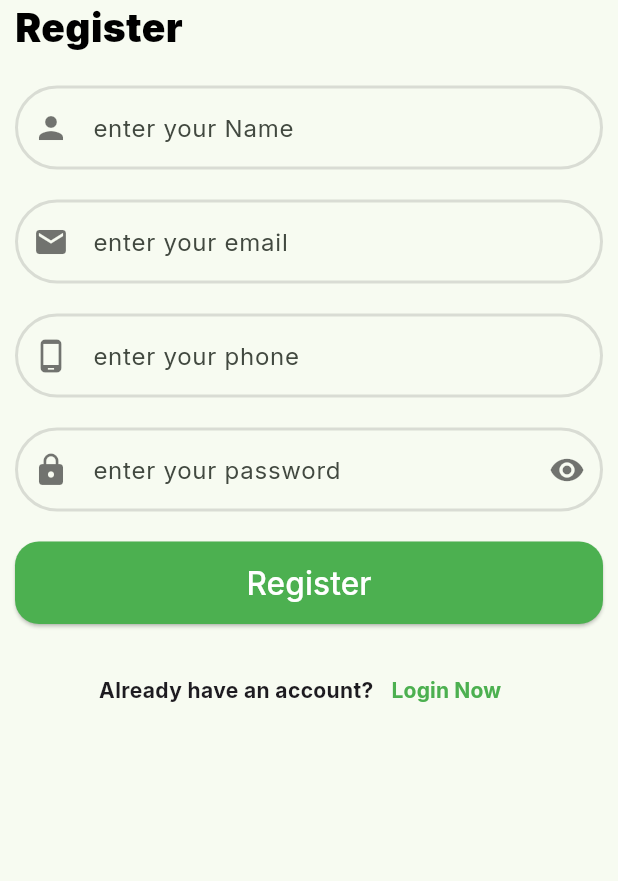
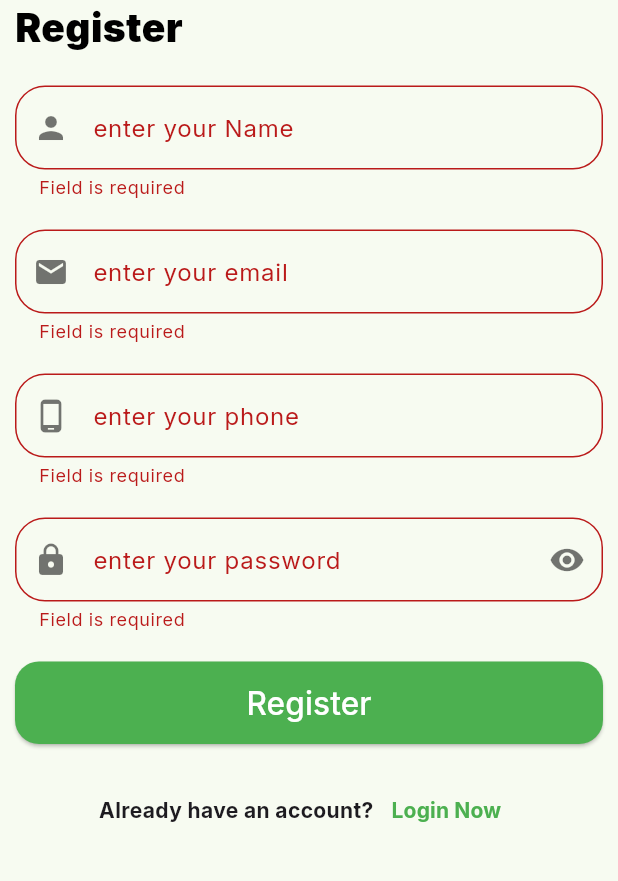
Before and after one commit to asmaaHasbo/chat-app, a Flutter app: the RegisterScreen screen opened directly, after a tap on "Register", on a phone screen of 412 x 824 dp, the part 240-1121 px from its top. Run offline on Flutter 3.47's test engine with Material 3 defaults, Android fonts, the phone set to English and light mode, and no system bars; drawn by our look-alikes of modal_progress_hud_nsn; our stand-ins replace firebase_auth, firebase_core, google_fonts; accounts and stored records are empty.

Commit message:
Authentication in register screen is done ✔️🤘

```diff
--- a/lib/features/auth/presentation/views/register_screen.dart
+++ b/lib/features/auth/presentation/views/register_screen.dart
@@ -1,24 +1,45 @@
+import 'package:chat_app/features/auth/presentation/views/widgets/cerate_email_pass_fun.dart';
 import 'package:chat_app/features/auth/presentation/views/widgets/custom_row.dart';
 import 'package:chat_app/features/auth/presentation/views/widgets/login_title.dart';
 import 'package:flutter/material.dart';
+import 'package:modal_progress_hud_nsn/modal_progress_hud_nsn.dart';
 
 import '../../../../core/shared_widgets/custom_button.dart';
 import '../../../../core/shared_widgets/custom_text_field.dart';
 import '../../../../core/shared_widgets/logo.dart';
 
-class RegisterScreen extends StatelessWidget {
-  const RegisterScreen({super.key});
+class RegisterScreen extends StatefulWidget {
+  RegisterScreen({super.key});
+  static String id = "RegisterScreen";
 
-  static String id = "RegisterScreen";
+  @override
+  State<RegisterScreen> createState() => _RegisterScreenState();
+}
+
+class _RegisterScreenState extends State<RegisterScreen> {
+ GlobalKey<FormState> formKey = GlobalKey();
+
+  String ? email ;
+
+  String ? password ;
+
+  bool isLoading = false ;
+
   @override
   Widget build(BuildContext context) {
-    return SafeArea(
+    return ModalProgressHUD(
+      inAsyncCall: isLoading,
+      child: SafeArea(
         child: Scaffold(
           body: Padding(
             padding: const EdgeInsets.all(10.0),
+            child: Form(
+              key: formKey,
               child: ListView(
                 children: [
-              Logo(height: 150,),
+                  Logo(
+                    height: 150,
+                  ),
                   CustomTitle(
                     title: 'Register',
                   ),
@@ -40,7 +61,9 @@ class RegisterScreen extends StatelessWidget {
 
                   //------------------------ email -----------------
                   CustomTextField(
-                onChange: (String) {},
+                    onChange: (value) {
+                      email = value;
+                    },
                     type: TextInputType.emailAddress,
                     hint: 'enter your email',
                     label: 'enter your email',
@@ -64,7 +87,9 @@ class RegisterScreen extends StatelessWidget {
 
                   //------------------------ password -------------
                   CustomTextField(
-                onChange: (String) {},
+                    onChange: (value) {
+                      password = value;
+                    },
                     type: TextInputType.visiblePassword,
                     hint: 'enter your password',
                     label: 'enter your password',
@@ -76,7 +101,23 @@ class RegisterScreen extends StatelessWidget {
                   ),
 
                   //---------------------- button--------------
-              CustomButton(onPressed: () {}, buttName: 'Register',),
+                  CustomButton(
+                    onPressed: () {
+                      if(formKey.currentState!.validate()){
+                        isLoading = true;
+                        setState(() {
+
+                        });
+                        createEmailPassFun(context, email, password);
+                        isLoading = false;
+                        setState(() {
+
+                        });
+                      }
+
+                    },
+                    buttName: 'Register',
+                  ),
                   const SizedBox(
                     height: 20,
                   ),
@@ -87,13 +128,14 @@ class RegisterScreen extends StatelessWidget {
                     linkedText: "Login Now",
                     onPressed: () {
                       Navigator.pop(context);
-
                     },
                   )
                 ],
               ),
             ),
           ),
+        ),
+      ),
     );
   }
 }
--- a/lib/features/auth/presentation/views/widgets/cerate_email_pass_fun.dart
+++ b/lib/features/auth/presentation/views/widgets/cerate_email_pass_fun.dart
@@ -11,7 +11,7 @@ createEmailPassFun(context , email , password ) async{
       password: password!,
     );
     ScaffoldMessenger.of(context).showSnackBar(
-      snackBar(msg: 'success', color: Colors.green),
+      snackBar(msg: 'success', color: Colors.green ,),
     );
   } on FirebaseAuthException catch (e) {
     if (e.code == 'weak-password') {
```
Also changed, not shown: lib/features/auth/presentation/views/widgets/login_in_function.dart (added), lib/features/chats/home_chat_screen.dart (added). Lines whose indentation alone changed are shown as unchanged.
